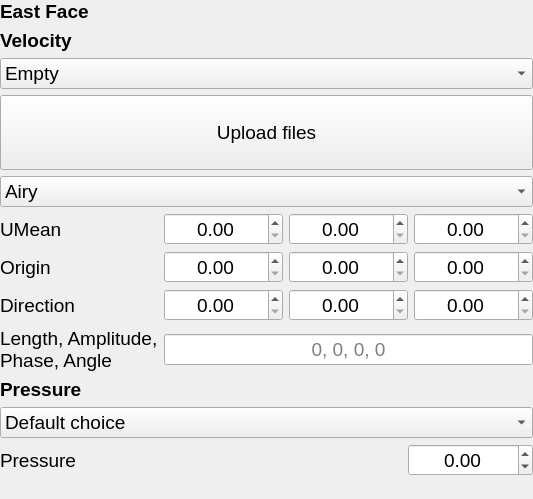
Before: the Qt Designer form HydroUQ/boundarydata.ui in NHERI-SimCenter/HydroUQ, drawn with Qt 5.
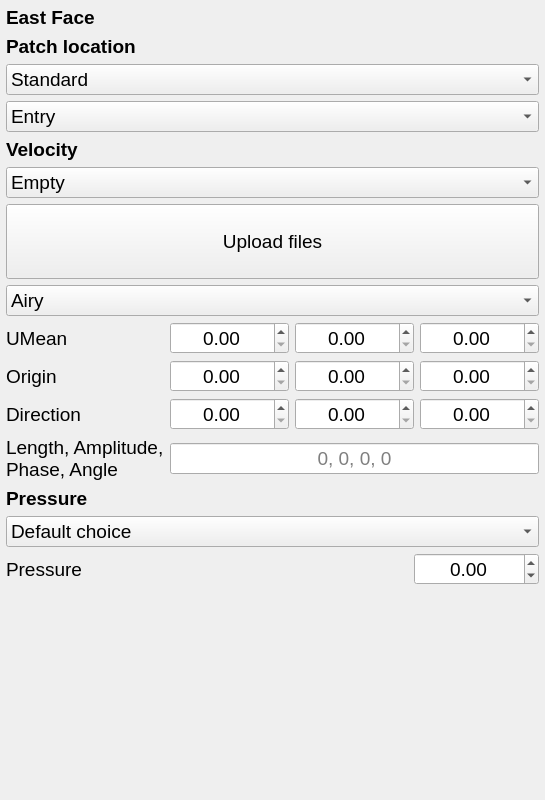
After: the same form once the commit is applied.

What changed in the file:
```diff
--- a/HydroUQ/boundarydata.ui
+++ b/HydroUQ/boundarydata.ui
@@ -6,8 +6,8 @@
    <rect>
     <x>0</x>
     <y>0</y>
-    <width>416</width>
-    <height>499</height>
+    <width>428</width>
+    <height>800</height>
    </rect>
   </property>
   <property name="windowTitle">
@@ -15,16 +15,16 @@
   </property>
   <layout class="QVBoxLayout" name="verticalLayout">
    <property name="leftMargin">
-    <number>0</number>
+    <number>6</number>
    </property>
    <property name="topMargin">
-    <number>0</number>
+    <number>6</number>
    </property>
    <property name="rightMargin">
-    <number>0</number>
+    <number>6</number>
    </property>
    <property name="bottomMargin">
-    <number>0</number>
+    <number>6</number>
    </property>
    <item>
     <widget class="QLabel" name="Lbl_H1">
@@ -40,6 +40,95 @@
      </property>
     </widget>
    </item>
+   <item>
+    <widget class="QLabel" name="Lbl_PatchLoc">
+     <property name="font">
+      <font>
+       <pointsize>14</pointsize>
+       <weight>75</weight>
+       <bold>true</bold>
+      </font>
+     </property>
+     <property name="text">
+      <string>Patch location</string>
+     </property>
+    </widget>
+   </item>
+   <item>
+    <widget class="QComboBox" name="Cmb_PatchLoc">
+     <property name="font">
+      <font>
+       <pointsize>14</pointsize>
+      </font>
+     </property>
+     <property name="toolTip">
+      <string>Choose type of velocity boundary condition on East face</string>
+     </property>
+     <property name="toolTipDuration">
+      <number>10000</number>
+     </property>
+     <item>
+      <property name="text">
+       <string>Standard</string>
+      </property>
+     </item>
+     <item>
+      <property name="text">
+       <string>Mesh-based</string>
+      </property>
+     </item>
+     <item>
+      <property name="text">
+       <string>Non-standard</string>
+      </property>
+     </item>
+    </widget>
+   </item>
+   <item>
+    <widget class="QComboBox" name="Cmb_PatchStdLoc">
+     <property name="font">
+      <font>
+       <pointsize>14</pointsize>
+      </font>
+     </property>
+     <property name="toolTip">
+      <string>Choose type of velocity boundary condition on East face</string>
+     </property>
+     <property name="toolTipDuration">
+      <number>10000</number>
+     </property>
+     <item>
+      <property name="text">
+       <string>Entry</string>
+      </property>
+     </item>
+     <item>
+      <property name="text">
+       <string>Exit</string>
+      </property>
+     </item>
+     <item>
+      <property name="text">
+       <string>Top</string>
+      </property>
+     </item>
+     <item>
+      <property name="text">
+       <string>Botton</string>
+      </property>
+     </item>
+     <item>
+      <property name="text">
+       <string>Right</string>
+      </property>
+     </item>
+     <item>
+      <property name="text">
+       <string>Left</string>
+      </property>
+     </item>
+    </widget>
+   </item>
    <item>
     <widget class="QLabel" name="Lbl_VelBC">
      <property name="font">
```
